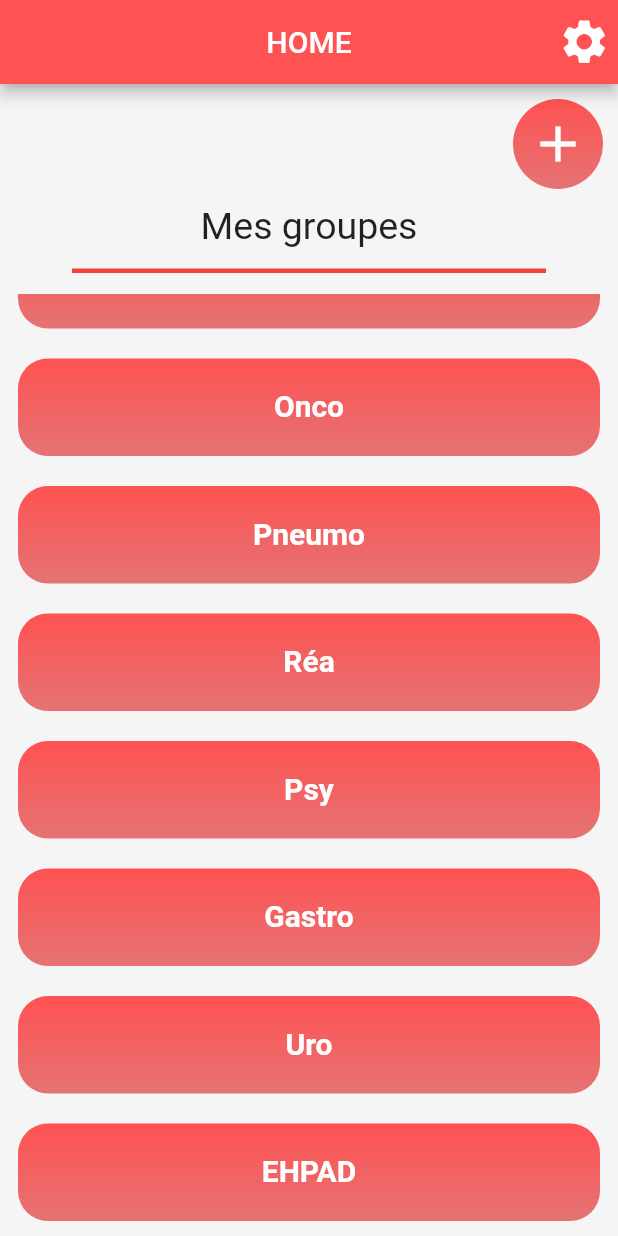
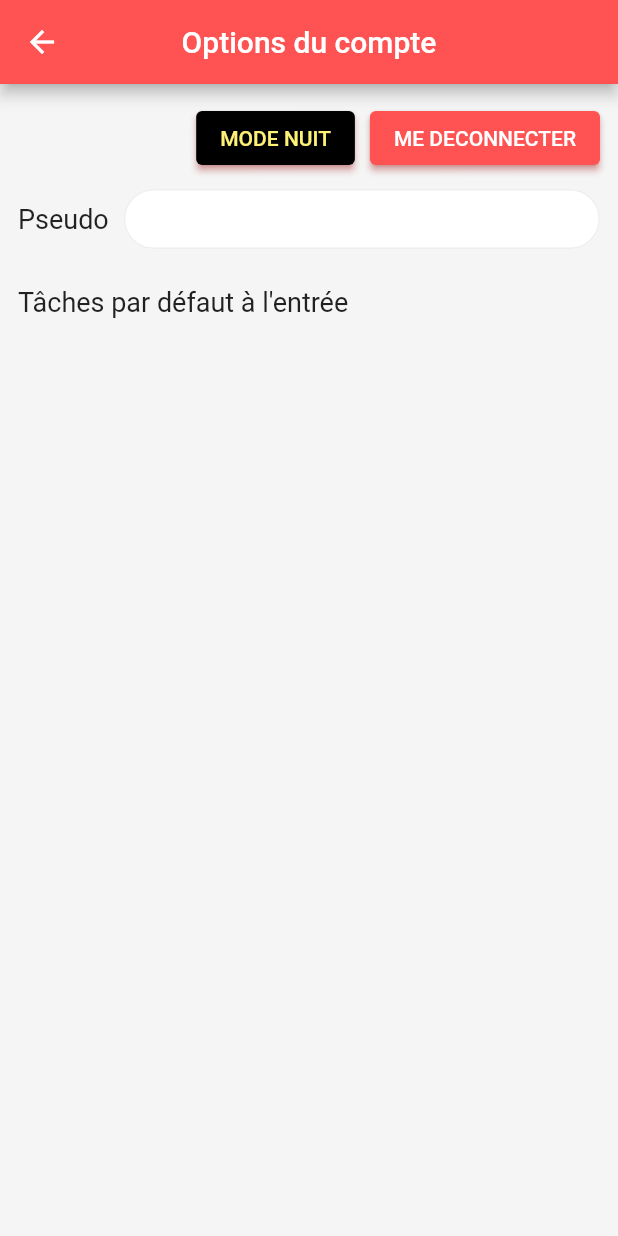
Before and after one commit to ThomasFabrePro/NursElp, a Flutter app: the screen it shows after launch, scrolled down 222 dp, after a tap on the "settings" icon, on a phone screen of 412 x 824 dp. Run offline on Flutter 3.47's test engine with Material 2 defaults, Android fonts, the phone set to English and light mode, and no system bars; our stand-ins replace bottom_navy_bar, firebase_auth, firebase_core, sqflite; missing offline and left inert: dart:ffi; accounts and stored records are empty.

Commit message:
Création de la page
Page des options de compte
Débuts du front

```diff
--- a/NursElp/NursElp/lib/screens/GroupCreation.dart
+++ b/NursElp/NursElp/lib/screens/GroupCreation.dart
@@ -14,7 +14,7 @@ class _GroupCreationPageState extends State<GroupCreationPage> {
       child: Scaffold(
         appBar: AppBar(
           elevation: 0,
-          title: Text('Groupe',
+          title: Text('GROUPE',
               style: TextStyle(
                 fontSize: 20,
               )),
@@ -111,8 +111,6 @@ class _GroupCreationPageState extends State<GroupCreationPage> {
                   height: 40,
                 ),
                 Container(
-                  // width: double.infinity,
-                  // height: 200,
                   padding: EdgeInsets.all(20),
                   decoration: BoxDecoration(
                     borderRadius: BorderRadius.circular(10),
--- a/NursElp/NursElp/lib/screens/bedroom/bedroom.dart
+++ b/NursElp/NursElp/lib/screens/bedroom/bedroom.dart
@@ -22,7 +22,6 @@ class _BedroomPageState extends State<BedroomPage> {
         appBar: AppBar(
           title: Text("Chambre $bedroomNumber"),
           centerTitle: true,
-          backgroundColor: Colors.red[300],
         ),
         body: SingleChildScrollView(
           child: Container(
--- a/NursElp/NursElp/lib/screens/dashboard/Home.dart
+++ b/NursElp/NursElp/lib/screens/dashboard/Home.dart
@@ -1,4 +1,6 @@
 import 'package:NursElp/screens/GroupCreation.dart';
+import 'package:NursElp/screens/GroupMenu.dart';
+import 'package:NursElp/screens/guests/AccountSettings.dart';
 import 'package:NursElp/screens/guests/Auth.dart';
 import 'package:NursElp/screens/services/UserService.dart';
 import 'package:NursElp/widgets.dart';
@@ -17,10 +19,19 @@ class _HomeScreenState extends State<HomeScreen> {
     return SafeArea(
       child: Scaffold(
         appBar: AppBar(
-          title: Text("HOME"),
+          title: Text("SERVICES"),
           centerTitle: true,
+          leading: Container(),
           actions: <Widget>[
-            IconButton(icon: Icon(Icons.settings, size: 35), onPressed: () {})
+            IconButton(
+                icon: Icon(Icons.settings, size: 35),
+                onPressed: () {
+                  Navigator.push(
+                    context,
+                    MaterialPageRoute(
+                        builder: (context) => AccountSettingsPage()),
+                  );
+                })
           ],
         ),
         body: Column(
@@ -61,18 +72,6 @@ class _HomeScreenState extends State<HomeScreen> {
                       ),
                     ),
                   ),
-
-                  //TODO bouton déco à récup
-                  // ElevatedButton(
-                  //   onPressed: () async {
-                  //     await userService.logout();
-                  //     Navigator.pushAndRemoveUntil(
-                  //         context,
-                  //         MaterialPageRoute(builder: (context) => AuthPage()),
-                  //         (route) => false);
-                  //   },
-                  //   child: Text('SE DECONNECTER'),
-                  // ),
                 ],
               ),
             ),
@@ -105,7 +104,7 @@ class _HomeScreenState extends State<HomeScreen> {
                   children: [
                     MenuCardWidget(
                       title: 'Bloc',
-                      navigator: AuthPage(),
+                      navigator: GroupMenu(),
                     ),
                     MenuCardWidget(
                       title: 'Nat',
--- a/NursElp/NursElp/lib/screens/groupmenu.dart
+++ b/NursElp/NursElp/lib/screens/groupmenu.dart
@@ -23,7 +23,7 @@ class _GroupMenuState extends State<GroupMenu> {
                 style: TextStyle(
                   fontSize: 25,
                 )),
-            leading: Container(), //désactiver fleche de retour
+            //leading: Container(), //désactiver fleche de retour
             centerTitle: true,
             backgroundColor: Colors.red[400],
             actions: <Widget>[
--- /dev/null
+++ b/NursElp/NursElp/lib/screens/guests/AccountSettings.dart
@@ -0,0 +1,68 @@
+import 'package:flutter/material.dart';
+import 'package:NursElp/screens/guests/auth.dart';
+import 'package:NursElp/screens/services/UserService.dart';
+import 'package:NursElp/widgets.dart';
+
+class AccountSettingsPage extends StatefulWidget {
+  @override
+  _AccountSettingsPageState createState() => _AccountSettingsPageState();
+}
+
+class _AccountSettingsPageState extends State<AccountSettingsPage> {
+  UserService userService = UserService();
+  @override
+  Widget build(BuildContext context) {
+    return SafeArea(
+      child: Scaffold(
+        appBar: AppBar(
+          title: Text('Options du compte'),
+          centerTitle: true,
+        ),
+        body: Container(
+          margin: EdgeInsets.all(12),
+          child: Column(
+            crossAxisAlignment: CrossAxisAlignment.stretch,
+            children: [
+              Row(
+                mainAxisAlignment: MainAxisAlignment.end,
+                children: [
+                  ElevatedButton(
+                    style: ElevatedButton.styleFrom(
+                      primary: Colors.black,
+                      onPrimary: Colors.yellow[300],
+                    ),
+                    onPressed: () {},
+                    child: Text('MODE NUIT'),
+                  ),
+                  SizedBox(
+                    width: 10,
+                  ),
+                  ElevatedButton(
+                    onPressed: () async {
+                      await userService.logout();
+                      Navigator.pushAndRemoveUntil(
+                          context,
+                          MaterialPageRoute(builder: (context) => AuthPage()),
+                          (route) => false);
+                    },
+                    child: Text('ME DECONNECTER'),
+                  ),
+                ],
+              ),
+              SizedBox(
+                height: 10,
+              ),
+              LabelAndTextField(
+                labelText: 'Pseudo',
+              ),
+              SizedBox(
+                height: 25,
+              ),
+              Text("Tâches par défaut à l'entrée"),
+            ],
+          ),
+        ),
+      ),
+    );
+  }
+}
--- a/NursElp/NursElp/lib/screens/guests/terms.dart
+++ b/NursElp/NursElp/lib/screens/guests/terms.dart
@@ -1,4 +1,5 @@
 import 'package:NursElp/screens/GroupMenu.dart';
+import 'package:NursElp/screens/dashboard/Home.dart';
 import 'package:flutter/material.dart';
 
 class TermsPage extends StatefulWidget {
@@ -55,7 +56,7 @@ class _TermsPageState extends State<TermsPage> {
                     : () => Navigator.push(
                           context,
                           MaterialPageRoute(
-                            builder: (context) => GroupMenu(),
+                            builder: (context) => HomeScreen(),
                           ),
                         ),
                 child: Text(
--- a/NursElp/NursElp/lib/screens/moves/NewMove.dart
+++ b/NursElp/NursElp/lib/screens/moves/NewMove.dart
@@ -23,7 +23,6 @@ class _ChooseNewMovePageState extends State<ChooseNewMovePage> {
             ),
           ),
           centerTitle: true,
-          backgroundColor: Colors.red[300],
         ),
         body: Padding(
           padding: const EdgeInsets.symmetric(
--- a/NursElp/NursElp/lib/screens/moves/arriving.dart
+++ b/NursElp/NursElp/lib/screens/moves/arriving.dart
@@ -22,7 +22,6 @@ class _ArrivingPageState extends State<ArrivingPage> {
             ),
           ),
           centerTitle: true,
-          backgroundColor: Colors.red[300],
         ),
         body: Container(
           color: Colors.grey[200],
--- a/NursElp/NursElp/lib/screens/moves/movesmanagement.dart
+++ b/NursElp/NursElp/lib/screens/moves/movesmanagement.dart
@@ -19,7 +19,6 @@ class _MovesManagementPageState extends State<MovesManagementPage> {
             ),
           ),
           centerTitle: true,
-          backgroundColor: Colors.red[300],
           actions: <Widget>[
             IconButton(icon: Icon(Icons.filter_alt, size: 35), onPressed: () {})
           ],
@@ -43,7 +42,7 @@ class _MovesManagementPageState extends State<MovesManagementPage> {
                   height: 60.0,
                   decoration: BoxDecoration(
                     gradient: LinearGradient(
-                      colors: [Colors.red[900], Colors.red[300]],
+                      colors: [Colors.redAccent, Colors.red[300]],
                       begin: Alignment(0.0, -1.0),
                       end: Alignment(0.0, 1.0),
                     ),
--- a/NursElp/NursElp/lib/screens/tasks/TasksManagement.dart
+++ b/NursElp/NursElp/lib/screens/tasks/TasksManagement.dart
@@ -26,7 +26,6 @@ class _TaskspageState extends State<Taskspage> {
               ),
             ),
           ),
-          backgroundColor: Colors.red[300],
         ),
         body: Container(
           width: double.infinity,
@@ -96,7 +95,7 @@ class _TaskspageState extends State<Taskspage> {
                     height: 60.0,
                     decoration: BoxDecoration(
                       gradient: LinearGradient(
-                        colors: [Colors.red[900], Colors.red[300]],
+                        colors: [Colors.redAccent, Colors.red[300]],
                         begin: Alignment(0.0, -1.0),
                         end: Alignment(0.0, 1.0),
                       ),
--- a/NursElp/NursElp/lib/widgets.dart
+++ b/NursElp/NursElp/lib/widgets.dart
@@ -74,7 +74,7 @@ class BedroomCardWidget extends StatelessWidget {
           color: Colors.white,
           borderRadius: BorderRadius.circular(20.0),
           border: Border.all(
-            color: Colors.red[300],
+            color: Colors.redAccent,
             width: 1,
           )),
       child: Column(
@@ -332,7 +332,6 @@ class MenuCardWidget extends StatelessWidget {
           end: Alignment(0.0, 1.0),
         ),
       ),
-      //color: Colors.red[300],
       child: InkWell(
         onTap: () {
           Navigator.push(
```
Also changed, not shown: NursElp/NursElp/lib/screens/bedroom/BedroomsManagement.dart (+3 -4 lines).
